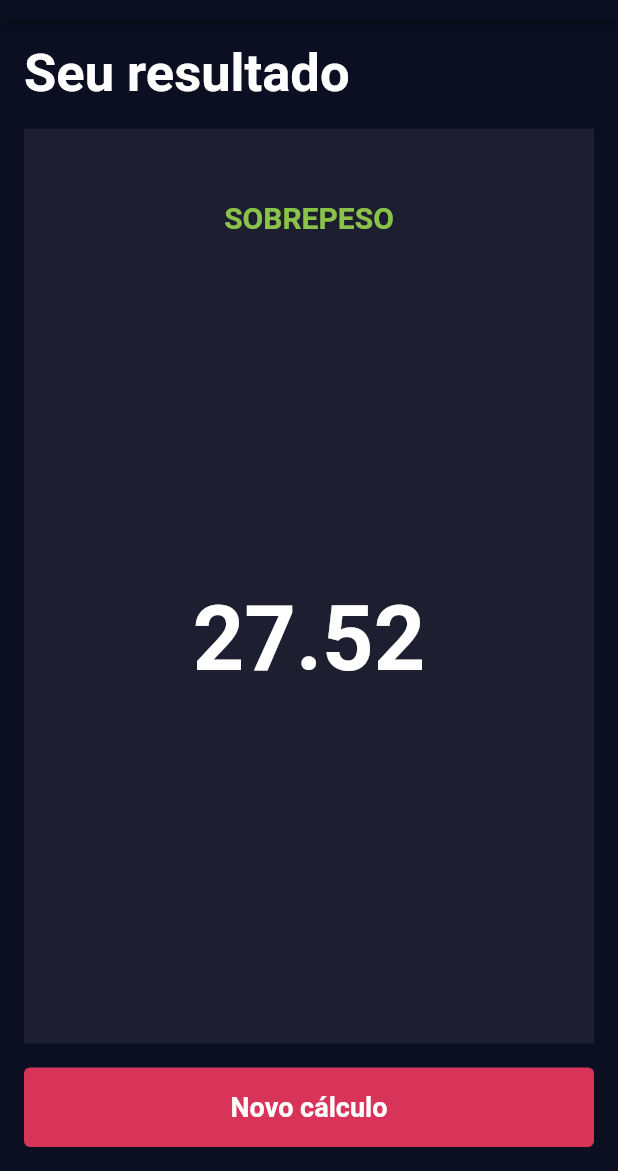
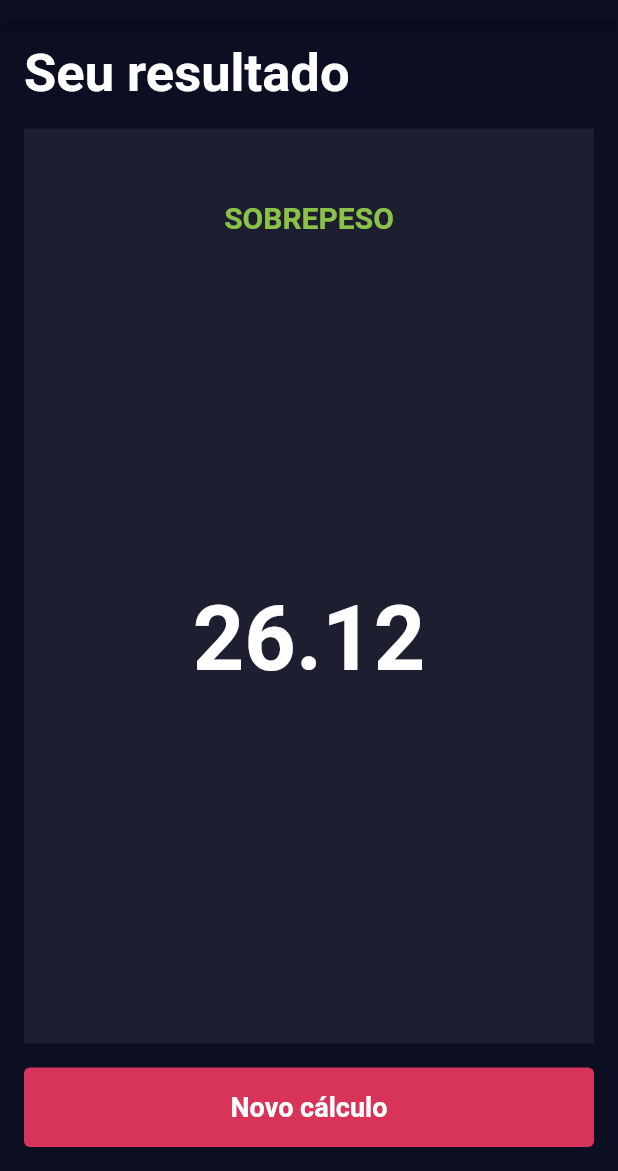
Before and after one commit to jeiseldias/dio-imcflutter, a Flutter app: the screen it shows after launch, after a tap on "Calcular", on a phone screen of 412 x 824 dp, the part 65-1236 px from its top. Run offline on Flutter 3.47's test engine with Material 2 defaults, Android fonts, the phone set to English and light mode, and no system bars; our stand-ins replace google_fonts.

Commit message:
Primeira versao

```diff
--- /dev/null
+++ b/lib/model/imc.dart
@@ -0,0 +1,57 @@
+import 'dart:math';
+
+class Imc {
+  int _altura = 0;
+  int _peso = 0;
+
+  int get altura => _altura;
+
+  int get peso => _peso;
+
+  set altura(int altura) {
+    _altura = altura;
+  }
+
+  set peso(int peso) {
+    _peso = peso;
+  }
+
+  double calcularIMC() {
+    return _peso / pow((_altura / 100), 2);
+  }
+
+  String retornaResultado(double imc) {
+    String resposta;
+
+    switch (imc) {
+      case < 16:
+        resposta = "magreza grave";
+        break;
+      case < 17:
+        resposta = "magreza moderada";
+        break;
+      case < 18.5:
+        resposta = "magreza leve";
+        break;
+      case < 25:
+        resposta = "saudável";
+        break;
+      case < 30:
+        resposta = "sobrepeso";
+        break;
+      case < 35:
+        resposta = "obesidade I";
+        break;
+      case < 40:
+        resposta = "obesidade II (severa)";
+        break;
+      default:
+        resposta = "obesidade III (mórbida)";
+        break;
+    }
+
+    return resposta.toUpperCase();
+  }
+
+  Imc(this._altura, this._peso);
+}
--- a/lib/pages/form_page.dart
+++ b/lib/pages/form_page.dart
@@ -1,8 +1,10 @@
 import 'package:flutter/material.dart';
+import 'package:imc/model/imc.dart';
 import 'package:imc/pages/result_page.dart';
 
 class FormPage extends StatefulWidget {
-  const FormPage({super.key});
+  final List<Imc> historico;
+  const FormPage({super.key, required this.historico});
 
   @override
   State<FormPage> createState() => _FormPageState();
@@ -12,9 +14,15 @@ class _FormPageState extends State<FormPage> {
   int alturaEscolhida = 175;
   int pesoEscolhido = 80;
 
-  void handleButton() {
+  void handleCalcular() {
+    widget.historico.add(Imc(alturaEscolhida, pesoEscolhido));
+
     Navigator.push(
-        context, MaterialPageRoute(builder: (context) => const ResultPage()));
+        context,
+        MaterialPageRoute(
+            builder: (context) => ResultPage(
+                  imc: Imc(alturaEscolhida, pesoEscolhido),
+                )));
   }
 
   @override
@@ -148,7 +156,7 @@ class _FormPageState extends State<FormPage> {
         Container(
           width: double.infinity,
           child: TextButton(
-            onPressed: handleButton,
+            onPressed: handleCalcular,
             style: TextButton.styleFrom(
                 backgroundColor: const Color(0xffD83459),
                 foregroundColor: Colors.white),
--- a/lib/pages/main_page.dart
+++ b/lib/pages/main_page.dart
@@ -1,5 +1,5 @@
 import 'package:flutter/material.dart';
-import 'package:imc/modal/imc.dart';
+import 'package:imc/model/imc.dart';
 import 'package:imc/pages/form_page.dart';
 import 'package:imc/pages/history_page.dart';
 
@@ -36,9 +36,9 @@ class _MainPageState extends State<MainPage> {
                     pageNumber = value;
                   });
                 },
-                children: const [
-                  FormPage(),
-                  HistoryPage(),
+                children: [
+                  FormPage(historico: historico),
+                  HistoryPage(historico: historico),
                 ],
               ),
             ),
--- a/lib/pages/result_page.dart
+++ b/lib/pages/result_page.dart
@@ -1,7 +1,9 @@
 import 'package:flutter/material.dart';
+import 'package:imc/model/imc.dart';
 
 class ResultPage extends StatefulWidget {
-  const ResultPage({super.key});
+  final Imc imc;
+  const ResultPage({super.key, required this.imc});
 
   @override
   State<ResultPage> createState() => _ResultPageState();
@@ -39,20 +41,21 @@ class _ResultPageState extends State<ResultPage> {
                           padding: const EdgeInsets.symmetric(vertical: 48),
                           margin: const EdgeInsets.fromLTRB(0, 0, 0, 16),
                           color: const Color(0xFF1D1F30),
-                          child: const Column(
+                          child: Column(
                             mainAxisAlignment: MainAxisAlignment.spaceAround,
                             children: [
                               Expanded(
                                 flex: 2,
                                 child: Text(
-                                  "SOBREPESO",
-                                  style: TextStyle(
+                                  widget.imc.retornaResultado(
+                                      widget.imc.calcularIMC()),
+                                  style: const TextStyle(
                                       fontSize: 20,
                                       fontWeight: FontWeight.bold,
                                       color: Colors.lightGreen),
                                 ),
                               ),
-                              Expanded(
+                              const Expanded(
                                 flex: 1,
                                 child: SizedBox(
                                   height: 24,
@@ -61,8 +64,8 @@ class _ResultPageState extends State<ResultPage> {
                               Expanded(
                                 flex: 3,
                                 child: Text(
-                                  "27.52",
-                                  style: TextStyle(
+                                  widget.imc.calcularIMC().toStringAsFixed(2),
+                                  style: const TextStyle(
                                       fontSize: 60,
                                       fontWeight: FontWeight.bold,
                                       color: Colors.white),
```
Also changed, not shown: lib/modal/imc.dart (deleted, +0 -27 lines), lib/pages/history_page.dart (+23 -2 lines), 1 other file.
